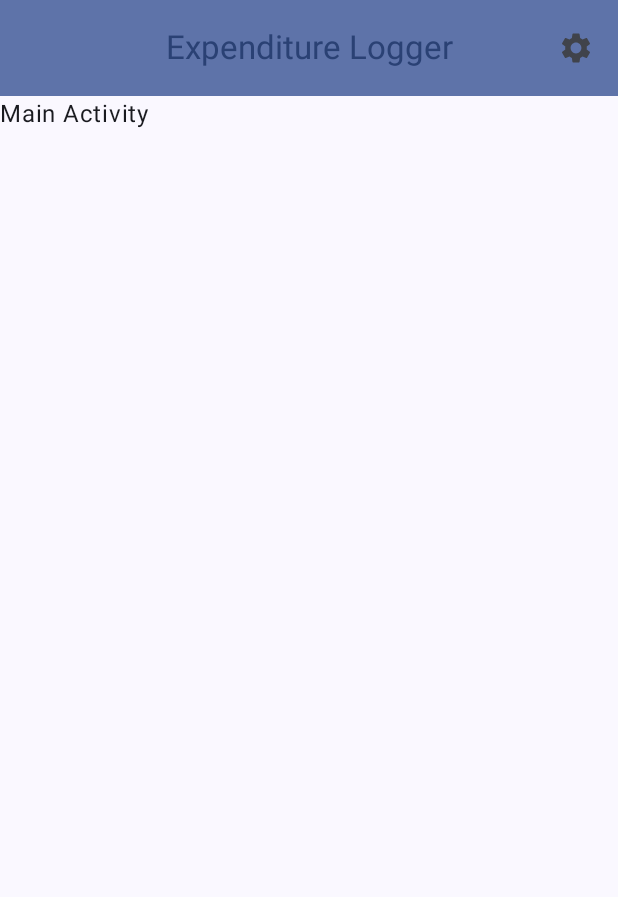
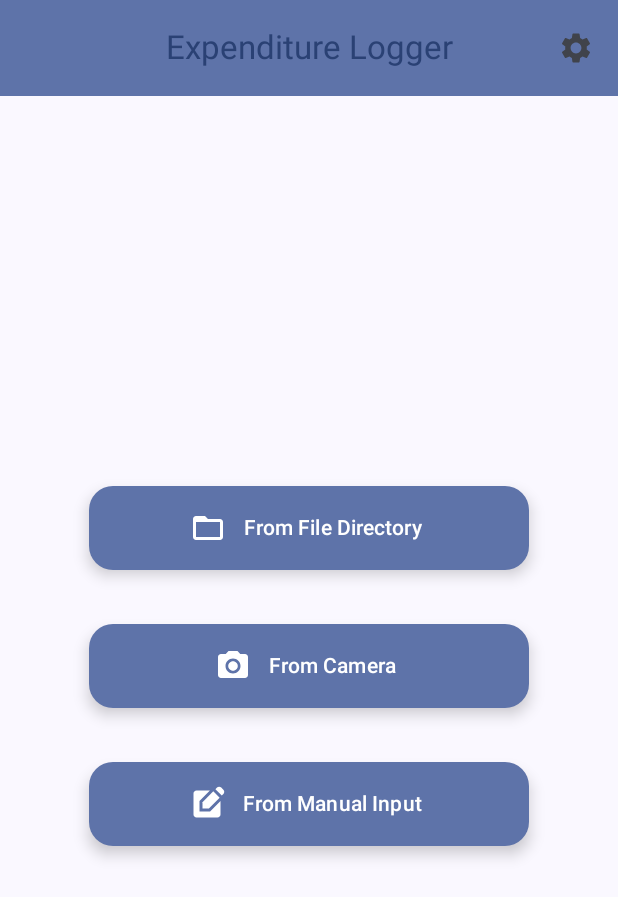
Before and after one commit to JDingo/expenditure-logger, an Android app built with Jetpack Compose: the screen it shows after launch (MainActivity), on a phone screen of 412 x 824 dp. Shown: the top 897 px of the screen. Run offline under Robolectric (Android 15) with nearby library versions, the phone set to English and light mode, and no system bars.

Commit message:
Add FABs and top bar to home screen

```diff
--- a/app/src/main/java/com/example/expenditurelogger/MainActivity.kt
+++ b/app/src/main/java/com/example/expenditurelogger/MainActivity.kt
@@ -1,21 +1,14 @@
 package com.example.expenditurelogger
 
-import AppTopBar
 import android.os.Bundle
 import androidx.activity.ComponentActivity
 import androidx.activity.compose.setContent
-import androidx.compose.foundation.layout.Arrangement
-import androidx.compose.foundation.layout.Column
 import androidx.compose.foundation.layout.fillMaxSize
-import androidx.compose.foundation.layout.padding
 import androidx.compose.material3.MaterialTheme
-import androidx.compose.material3.Scaffold
 import androidx.compose.material3.Surface
-import androidx.compose.material3.Text
 import androidx.compose.runtime.Composable
 import androidx.compose.ui.Modifier
 import androidx.compose.ui.tooling.preview.Preview
-import androidx.compose.ui.unit.dp
 import com.example.expenditurelogger.home.Home
 import com.example.expenditurelogger.ui.theme.ExpenditureLoggerTheme
 
@@ -29,7 +22,7 @@ class MainActivity : ComponentActivity() {
                     modifier = Modifier.fillMaxSize(),
                     color = MaterialTheme.colorScheme.background
                 ) {
-                    AppTopBar()
+                    Home()
                 }
             }
         }
--- a/app/src/main/java/com/example/expenditurelogger/home/Home.kt
+++ b/app/src/main/java/com/example/expenditurelogger/home/Home.kt
@@ -1,15 +1,27 @@
 package com.example.expenditurelogger.home
 
 import AppTopBar
+import android.graphics.drawable.Drawable
 import androidx.compose.foundation.layout.Arrangement
+import androidx.compose.foundation.layout.Box
 import androidx.compose.foundation.layout.Column
+import androidx.compose.foundation.layout.fillMaxSize
+import androidx.compose.foundation.layout.fillMaxWidth
 import androidx.compose.foundation.layout.padding
+import androidx.compose.material.icons.Icons
+import androidx.compose.material3.ExtendedFloatingActionButton
+import androidx.compose.material3.FloatingActionButton
+import androidx.compose.material3.Icon
 import androidx.compose.material3.Scaffold
 import androidx.compose.material3.Text
 import androidx.compose.runtime.Composable
+import androidx.compose.ui.Alignment
 import androidx.compose.ui.Modifier
+import androidx.compose.ui.res.painterResource
+import androidx.compose.ui.tooling.preview.Preview
 import androidx.compose.ui.unit.dp
 import com.example.expenditurelogger.ui.theme.ExpenditureLoggerTheme
+import com.example.expenditurelogger.R
 
 @Composable
 fun Home() {
@@ -23,10 +35,46 @@ fun Home() {
                     .padding(innerPadding),
                 verticalArrangement = Arrangement.spacedBy(16.dp),
             ) {
-                Text(
-                    "Main Activity"
-                )
+                Box(modifier = Modifier.fillMaxSize(),
+                    contentAlignment = Alignment.Center) {
+                    Column( modifier = Modifier
+                        .fillMaxWidth(fraction = 0.8F)) {
+                        DataInputTypeSelectionFAB(
+                            onClick = { /*TODO*/ },
+                            iconId = R.drawable.baseline_folder_open_24,
+                            contentDescription = "File Directory",
+                            text = "From File Directory"
+                        )
+                        DataInputTypeSelectionFAB(
+                            onClick = { /*TODO*/ },
+                            iconId = R.drawable.baseline_photo_camera_24,
+                            contentDescription = "Camera",
+                            text = "From Camera"
+                        )
+                        DataInputTypeSelectionFAB(
+                            onClick = { /*TODO*/ },
+                            iconId = R.drawable.baseline_edit_square_24,
+                            contentDescription = "Manual Input",
+                            text = "From Manual Input"
+                        )
+                    }
+                }
             }
         }
     }
 }
+@Composable
+fun DataInputTypeSelectionFAB(onClick: () -> Unit,
+                              iconId: Int,
+                              contentDescription: String,
+                              text: String) {
+    ExtendedFloatingActionButton(
+        modifier = Modifier
+            .fillMaxWidth()
+            .padding(18.dp),
+        onClick = onClick,
+        icon = { Icon(painter = painterResource(id = iconId),
+            contentDescription = contentDescription) },
+        text = { Text(text = text) }
+    )
+}
--- a/app/src/main/java/com/example/expenditurelogger/shared/TopBar.kt
+++ b/app/src/main/java/com/example/expenditurelogger/shared/TopBar.kt
@@ -20,10 +20,6 @@ import androidx.compose.ui.unit.dp
 @OptIn(ExperimentalMaterial3Api::class)
 @Composable
 fun AppTopBar() {
-    val scrollBehavior = TopAppBarDefaults.pinnedScrollBehavior(rememberTopAppBarState())
-
-    Scaffold(
-        topBar = {
     CenterAlignedTopAppBar(
         colors = TopAppBarDefaults.topAppBarColors(
             containerColor = MaterialTheme.colorScheme.primaryContainer,
@@ -39,16 +35,4 @@ fun AppTopBar() {
             }
         }
     )
-        },
-    ) { innerPadding ->
-        Column(
-            modifier = Modifier
-                .padding(innerPadding),
-            verticalArrangement = Arrangement.spacedBy(16.dp),
-        ) {
-            Text(
-                "Main Activity"
-            )
 }
-    }
-}
--- /dev/null
+++ b/app/src/main/res/drawable/baseline_edit_square_24.xml
@@ -0,0 +1,7 @@
+<vector android:height="24dp" android:tint="#000000"
+    android:viewportHeight="24" android:viewportWidth="24"
+    android:width="24dp" xmlns:android="http://schemas.android.com/apk/res/android">
+    <path android:fillColor="@android:color/white" android:pathData="M7,17V9.93L13.93,3l0,0H5C3.9,3 3,3.9 3,5v14c0,1.1 0.9,2 2,2h14c1.1,0 2,-0.9 2,-2v-8.93L14.07,17H7z"/>
+    <path android:fillColor="@android:color/white" android:pathData="M9,15l4.24,0l7.2,-7.2l-4.24,-4.24l-7.2,7.2z"/>
+    <path android:fillColor="@android:color/white" android:pathData="M22.91,2.49l-1.41,-1.41c-0.78,-0.78 -2.05,-0.78 -2.83,0l-1.06,1.06l4.24,4.24l1.06,-1.06C23.7,4.54 23.7,3.27 22.91,2.49z"/>
+</vector>
--- /dev/null
+++ b/app/src/main/res/drawable/baseline_folder_open_24.xml
@@ -0,0 +1,5 @@
+<vector android:height="24dp" android:tint="#000000"
+    android:viewportHeight="24" android:viewportWidth="24"
+    android:width="24dp" xmlns:android="http://schemas.android.com/apk/res/android">
+    <path android:fillColor="@android:color/white" android:pathData="M20,6h-8l-2,-2L4,4c-1.1,0 -1.99,0.9 -1.99,2L2,18c0,1.1 0.9,2 2,2h16c1.1,0 2,-0.9 2,-2L22,8c0,-1.1 -0.9,-2 -2,-2zM20,18L4,18L4,8h16v10z"/>
+</vector>
--- /dev/null
+++ b/app/src/main/res/drawable/baseline_photo_camera_24.xml
@@ -0,0 +1,6 @@
+<vector android:height="24dp" android:tint="#000000"
+    android:viewportHeight="24" android:viewportWidth="24"
+    android:width="24dp" xmlns:android="http://schemas.android.com/apk/res/android">
+    <path android:fillColor="@android:color/white" android:pathData="M12,12m-3.2,0a3.2,3.2 0,1 1,6.4 0a3.2,3.2 0,1 1,-6.4 0"/>
+    <path android:fillColor="@android:color/white" android:pathData="M9,2L7.17,4L4,4c-1.1,0 -2,0.9 -2,2v12c0,1.1 0.9,2 2,2h16c1.1,0 2,-0.9 2,-2L22,6c0,-1.1 -0.9,-2 -2,-2h-3.17L15,2L9,2zM12,17c-2.76,0 -5,-2.24 -5,-5s2.24,-5 5,-5 5,2.24 5,5 -2.24,5 -5,5z"/>
+</vector>
```
Lines whose indentation alone changed are shown as unchanged.
